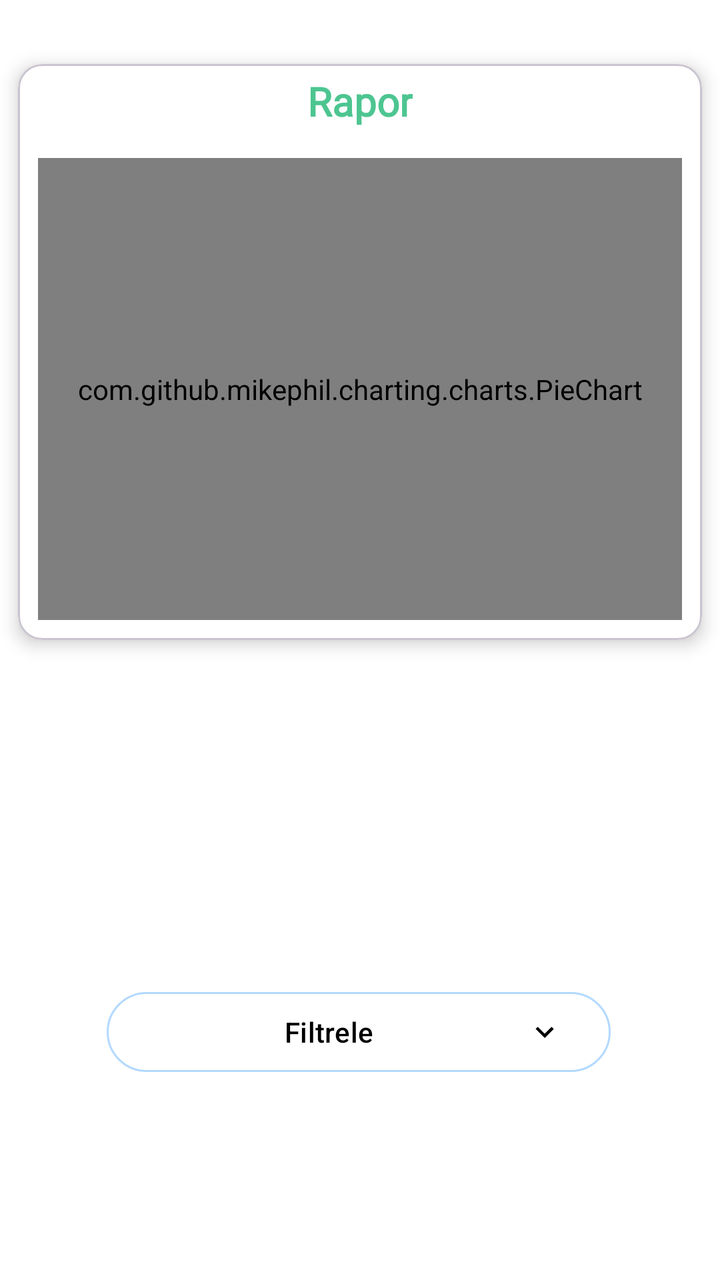
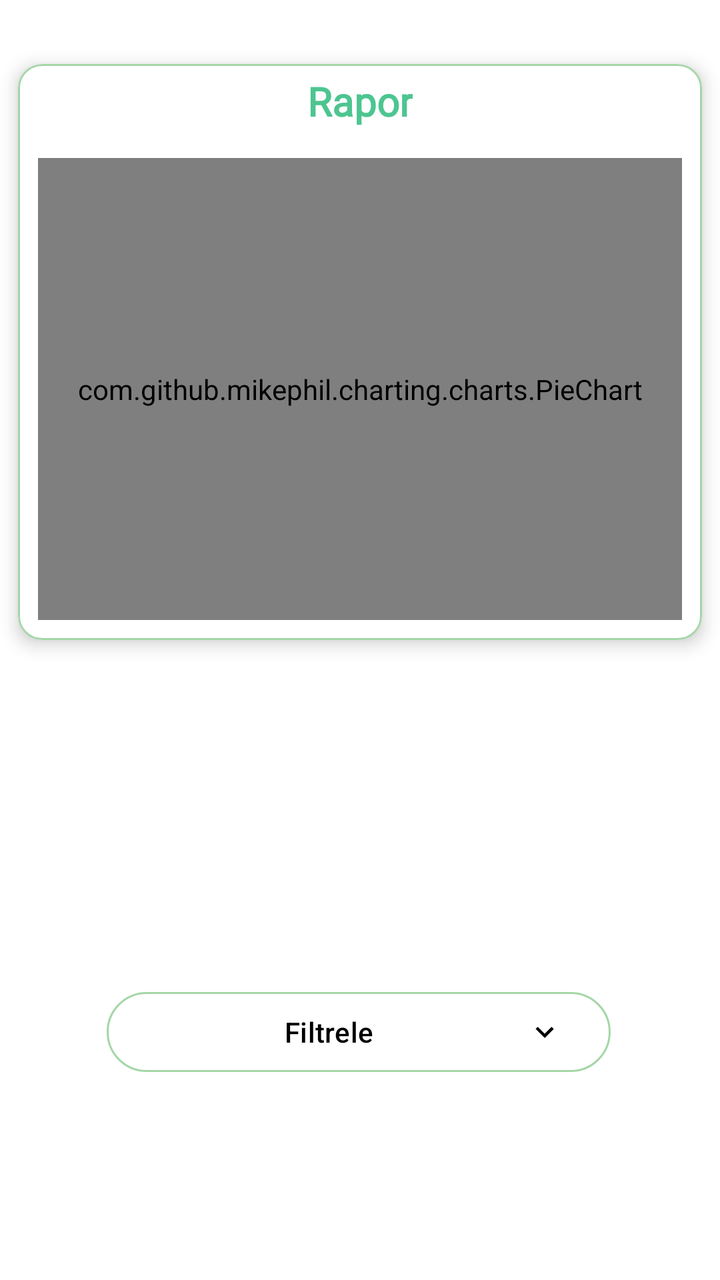

Compare the two renders of this Android layout. The source of the first and the diff that turns it into the second are given below.
<!-- AndroidManifest.xml: application theme Theme.DesignExample -->
<!-- res/layout/fragment_birinci.xml -->
<?xml version="1.0" encoding="utf-8"?>
<androidx.constraintlayout.widget.ConstraintLayout xmlns:android="http://schemas.android.com/apk/res/android"
    xmlns:app="http://schemas.android.com/apk/res-auto"
    xmlns:tools="http://schemas.android.com/tools"
    android:layout_width="match_parent"
    android:layout_height="match_parent"
    android:background="@color/white"
    tools:context=".design.birinciFragment">


    <com.google.android.material.card.MaterialCardView
        android:id="@+id/materialCardView2"
        android:layout_width="0dp"
        android:layout_height="0dp"
        android:layout_marginTop="32dp"
        android:background="@drawable/card_view_gradient"
        android:backgroundTint="@color/white"
        app:cardElevation="5dp"
        app:layout_constraintEnd_toEndOf="parent"
        app:layout_constraintHeight_percent="0.45"
        app:layout_constraintStart_toStartOf="parent"
        app:layout_constraintTop_toTopOf="parent"
        app:layout_constraintWidth_percent="0.95">

        <androidx.constraintlayout.widget.ConstraintLayout
            android:layout_width="match_parent"
            android:layout_height="match_parent">

            <TextView
                android:id="@+id/textView2"
                android:layout_width="wrap_content"
                android:layout_height="wrap_content"
                android:fontFamily="@font/plus_jakarta_sans"
                android:padding="5dp"
                android:text="Rapor"
                android:textColor="@color/green"
                android:textSize="20sp"
                android:textStyle="bold"
                app:layout_constraintEnd_toEndOf="parent"
                app:layout_constraintStart_toStartOf="parent"
                app:layout_constraintTop_toTopOf="parent" />

            <com.github.mikephil.charting.charts.PieChart
                android:id="@+id/pieChart"
                android:layout_width="match_parent"
                android:layout_height="0dp"
                android:layout_margin="10dp"
                app:layout_constraintBottom_toBottomOf="parent"
                app:layout_constraintEnd_toEndOf="parent"
                app:layout_constraintHorizontal_bias="0.498"
                app:layout_constraintStart_toStartOf="parent"
                app:layout_constraintTop_toBottomOf="@+id/textView2" />

        </androidx.constraintlayout.widget.ConstraintLayout>


    </com.google.android.material.card.MaterialCardView>

    <Button
        android:id="@+id/YilBottomSheetButon"
        style="@style/Widget.Material3.Button.OutlinedButton.Icon"
        android:layout_width="0dp"
        android:layout_height="wrap_content"
        android:layout_marginBottom="100dp"
        android:text="Filtrele"
        android:textColor="@color/black"
        app:icon="@drawable/dropdown_icon"
        app:iconGravity="end"
        app:iconTint="@color/black"
        app:layout_constraintBottom_toBottomOf="parent"
        app:layout_constraintEnd_toEndOf="parent"
        app:layout_constraintHorizontal_bias="0.495"
        app:layout_constraintStart_toStartOf="parent"
        app:layout_constraintWidth_percent="0.7"
        app:rippleColor="#E9FFBF"
        app:strokeColor="#B3D9FF" />

    <androidx.recyclerview.widget.RecyclerView
        android:id="@+id/RaporRecyclerView"
        android:layout_width="0dp"
        android:layout_height="0dp"
        android:layout_margin="10dp"
        app:layout_constraintBottom_toTopOf="@+id/YilBottomSheetButon"
        app:layout_constraintEnd_toEndOf="parent"
        app:layout_constraintStart_toStartOf="parent"
        app:layout_constraintTop_toBottomOf="@+id/materialCardView2" />
</androidx.constraintlayout.widget.ConstraintLayout>
<!-- resources referenced by this layout -->
<resources>
  <color name="black">#FF000000</color>
  <color name="green">#4DC591</color>
  <color name="white">#FFFFFFFF</color>
  <!-- drawable card_view_gradient (drawable) -->
  <?xml version="1.0" encoding="utf-8"?>
  <shape xmlns:android="http://schemas.android.com/apk/res/android"
      android:shape="rectangle">
  
      <gradient
          android:startColor="#B3D9FF"
          android:centerColor="#FFFFFF"
          android:endColor="#E9FFBF"
          android:gradientRadius="0dp"
          android:angle="135"
          android:type="linear"
          android:centerX="0.5"
          android:centerY="0.3" />
  
  
  
  
  </shape>
  <!-- drawable dropdown_icon (drawable) -->
  <vector xmlns:android="http://schemas.android.com/apk/res/android" android:height="24dp" android:tint="#9DC778" android:viewportHeight="24" android:viewportWidth="24" android:width="24dp">
        
      <path android:fillColor="@android:color/white" android:pathData="M7.41,8.59L12,13.17l4.59,-4.58L18,10l-6,6 -6,-6 1.41,-1.41z"/>
      
  </vector>
  <style name="Theme.DesignExample" parent="Base.Theme.DesignExample" />
  <style name="Base.Theme.DesignExample" parent="Theme.Material3.DayNight.NoActionBar">
          
          
          <item name="android:statusBarColor">@color/black</item>
      </style>
</resources>

<!-- the commit's change to res/layout/fragment_birinci.xml (unified diff, before → after) -->
@@ -16,6 +16,7 @@
         android:background="@drawable/card_view_gradient"
         android:backgroundTint="@color/white"
         app:cardElevation="5dp"
+        app:strokeColor="#A5D6A7"
         app:layout_constraintEnd_toEndOf="parent"
         app:layout_constraintHeight_percent="0.45"
         app:layout_constraintStart_toStartOf="parent"
@@ -73,7 +74,7 @@
         app:layout_constraintStart_toStartOf="parent"
         app:layout_constraintWidth_percent="0.7"
         app:rippleColor="#E9FFBF"
-        app:strokeColor="#B3D9FF" />
+        app:strokeColor="#A5D6A7" />
 
     <androidx.recyclerview.widget.RecyclerView
         android:id="@+id/RaporRecyclerView"
